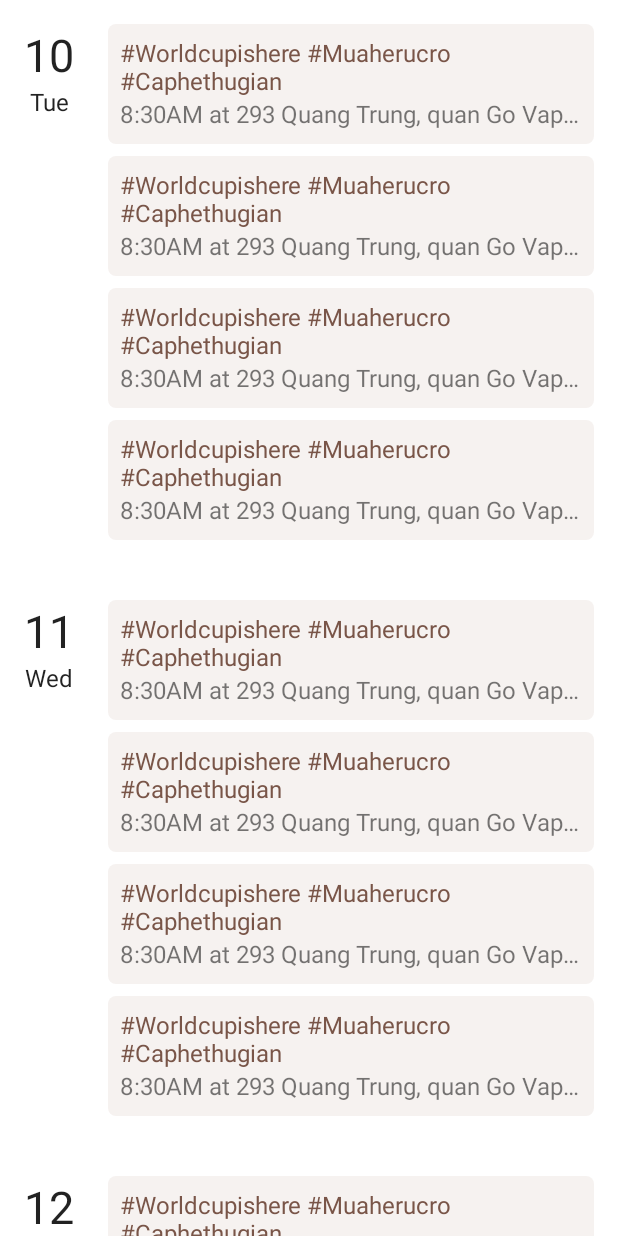
After one commit to ziggy192/Coffriend, an Android app: the fragment FollowingsFragment shown on its own in the app's theme, on a phone screen of 412 x 824 dp. The commit adds this screen. Run offline under Robolectric (Android 15) with nearby library versions, the phone set to English and light mode, and no system bars; our stand-ins replace EventBus.

Commit message:
Add FollowingsFragment & EventBus Library

```diff
--- a/app/build.gradle
+++ b/app/build.gradle
@@ -31,4 +31,5 @@ dependencies {
     implementation 'de.hdodenhof:circleimageview:2.2.0'
     implementation 'com.github.arimorty:floatingsearchview:2.1.1'
     implementation 'com.github.sundeepk:compact-calendar-view:3.0.0'
+    implementation 'org.greenrobot:eventbus:3.1.1'
 }
--- /dev/null
+++ b/app/src/main/java/com/ziggy/coffriend/FollowingsFragment.java
@@ -0,0 +1,164 @@
+package com.ziggy.coffriend;
+
+
+import android.content.Context;
+import android.content.Intent;
+import android.os.Bundle;
+import android.support.annotation.NonNull;
+import android.support.annotation.Nullable;
+import android.support.v4.app.Fragment;
+import android.support.v7.widget.LinearLayoutManager;
+import android.support.v7.widget.RecyclerView;
+import android.util.Log;
+import android.view.LayoutInflater;
+import android.view.View;
+import android.view.ViewGroup;
+import android.widget.TextView;
+
+import org.greenrobot.eventbus.EventBus;
+
+import java.io.Console;
+import java.text.SimpleDateFormat;
+import java.util.Calendar;
+import java.util.Date;
+
+import static android.support.constraint.Constraints.TAG;
+import static com.ziggy.coffriend.FollowingsFragment.FollowingsAdapter.TODAY_POSITION_IN_LIST;
+
+
+/**
+ * A simple {@link Fragment} subclass.
+ */
+public class FollowingsFragment extends Fragment implements AppBaseActivity.ScrollController {
+    public static final String TAG = FollowingsFragment.class.toString();
+
+    public FollowingsFragment() {
+        // Required empty public constructor
+    }
+
+    RecyclerView recyclerView;
+    private int currentMonth = 0;
+
+    @Override
+    public View onCreateView(LayoutInflater inflater, ViewGroup container,
+                             Bundle savedInstanceState) {
+        // Inflate the layout for this fragment
+        return inflater.inflate(R.layout.fragment_followings, container, false);
+    }
+
+    @Override
+    public void onViewCreated(View view, @Nullable Bundle savedInstanceState) {
+        super.onViewCreated(view, savedInstanceState);
+        recyclerView = view.findViewById(R.id.rvFollowings);
+        recyclerView.setLayoutManager(new LinearLayoutManager(getActivity()));
+        FollowingsAdapter adapter = new FollowingsAdapter();
+        recyclerView.setAdapter(adapter);
+
+        recyclerView.scrollToPosition(TODAY_POSITION_IN_LIST);
+        recyclerView.setOnScrollListener(new RecyclerView.OnScrollListener() {
+            @Override
+            public void onScrollStateChanged(@NonNull RecyclerView recyclerView, int newState) {
+                super.onScrollStateChanged(recyclerView, newState);
+            }
+
+            @Override
+            public void onScrolled(@NonNull RecyclerView recyclerView, int dx, int dy) {
+                super.onScrolled(recyclerView, dx, dy);
+                int position = ((LinearLayoutManager) recyclerView.getLayoutManager())
+                        .findFirstCompletelyVisibleItemPosition();
+                if (position == -1) {
+                    return;
+                }
+                FollowingModel model = new FollowingModel(position);
+                Log.d(TAG, String.format("onScrolled: firstVisiblePosition=%d, currentMonth=%d,newMonth=%d"
+                        , position, currentMonth, model.calendar.get(Calendar.MONTH)));
+
+                if (model.calendar.get(Calendar.MONTH) != currentMonth) {
+                    currentMonth = model.calendar.get(Calendar.MONTH);
+                    SimpleDateFormat dateFormat = new SimpleDateFormat();
+                    dateFormat.applyPattern("MMMM");
+                    String month = dateFormat.format(model.calendar.getTime());
+                    EventBus.getDefault().post(new AppBaseActivity.MonthChangedEvent(month));
+                }
+
+            }
+        });
+
+    }
+
+    @Override
+    public void scrollToToday() {
+        recyclerView.smoothScrollToPosition(TODAY_POSITION_IN_LIST);
+    }
+
+    private static class ViewHolder extends RecyclerView.ViewHolder {
+
+        TextView tvDate;
+        TextView tvDay;
+        public ViewHolder(@NonNull View itemView) {
+            super(itemView);
+            tvDate = itemView.findViewById(R.id.tvDate);
+            tvDay = itemView.findViewById(R.id.tvDay);
+
+        }
+
+        public void bind(FollowingModel model) {
+            SimpleDateFormat dateFormat = new SimpleDateFormat();
+            dateFormat.applyPattern("EEE");
+            String day = dateFormat.format(model.calendar.getTime());
+            tvDay.setText(day);
+            Log.d(TAG, "bind: Day = " + day);
+
+            dateFormat.applyPattern("dd");
+            String date = dateFormat.format(model.calendar.getTime());
+            tvDate.setText(date);
+            Log.d(TAG, "bind: Date = " + date);
+        }
+    }
+
+    public static class FollowingsAdapter extends RecyclerView.Adapter<ViewHolder> {
+
+        private static final int MAX_LIST_LENGTH = 100;
+        public static final int TODAY_POSITION_IN_LIST =   50;
+
+
+
+        @Override
+        public ViewHolder onCreateViewHolder(ViewGroup parent, int viewType) {
+            return new ViewHolder(
+                    LayoutInflater.from(parent.getContext())
+                            .inflate(R.layout.item_followings_list, parent, false));
+        }
+
+        @Override
+        public void onBindViewHolder(@NonNull ViewHolder viewHolder, int i) {
+
+            //generate Model by position, no list needed
+            FollowingModel model =new FollowingModel(i);
+            viewHolder.bind(model);
+        }
+
+
+        @Override
+        public int getItemCount() {
+            return MAX_LIST_LENGTH;
+        }
+
+    }
+
+    private static class FollowingModel {
+        public Calendar calendar;
+
+        public FollowingModel(Calendar calendar) {
+            this.calendar = calendar;
+        }
+
+        public FollowingModel(int position) {
+            int addAmount = position - TODAY_POSITION_IN_LIST;
+            calendar = Calendar.getInstance();
+            calendar.add(Calendar.DATE, addAmount);
+        }
+    }
+
+
+}
--- /dev/null
+++ b/app/src/main/res/drawable/ic_baseline_today_24px.xml
@@ -0,0 +1,10 @@
+<vector xmlns:android="http://schemas.android.com/apk/res/android"
+    android:width="24dp"
+    android:height="24dp"
+    android:alpha="0.52"
+    android:viewportWidth="24"
+    android:viewportHeight="24">
+  <path
+      android:fillColor="#FF000000"
+      android:pathData="M19,3h-1L18,1h-2v2L8,3L8,1L6,1v2L5,3c-1.11,0 -1.99,0.9 -1.99,2L3,19c0,1.1 0.89,2 2,2h14c1.1,0 2,-0.9 2,-2L21,5c0,-1.1 -0.9,-2 -2,-2zM19,19L5,19L5,8h14v11zM7,10h5v5L7,15z"/>
+</vector>
--- /dev/null
+++ b/app/src/main/res/drawable/rectangle_followings_events.xml
@@ -0,0 +1,7 @@
+<?xml version="1.0" encoding="utf-8"?>
+<shape xmlns:android="http://schemas.android.com/apk/res/android">
+    <solid android:color="@color/colorLightBrownAlpha" />
+    <corners android:radius="5dp" />
+
+
+</shape>
--- /dev/null
+++ b/app/src/main/res/drawable/ripple_rectangle_following_events.xml
@@ -0,0 +1,5 @@
+<?xml version="1.0" encoding="utf-8"?>
+<ripple android:color="@color/colorTextSecondary" xmlns:android="http://schemas.android.com/apk/res/android">
+    <item android:drawable="@drawable/rectangle_followings_events" />
+
+</ripple>
--- a/app/src/main/res/layout/activity_chat.xml
+++ b/app/src/main/res/layout/activity_chat.xml
@@ -6,6 +6,7 @@
     android:layout_height="match_parent"
     android:focusable="true"
     android:focusableInTouchMode="true"
+    android:background="@color/white"
     tools:context=".ChatActivity">
 
     <RelativeLayout
--- a/app/src/main/res/layout/activity_chat_list.xml
+++ b/app/src/main/res/layout/activity_chat_list.xml
@@ -5,6 +5,7 @@
     android:layout_width="match_parent"
     android:layout_height="match_parent"
     android:theme="@style/Theme.MaterialComponents.Light.DarkActionBar"
+    android:background="@color/white"
     tools:context=".ChatListActivity">
 
     <ListView
--- a/app/src/main/res/layout/chat_item_layout.xml
+++ b/app/src/main/res/layout/chat_item_layout.xml
@@ -2,6 +2,7 @@
 <RelativeLayout xmlns:android="http://schemas.android.com/apk/res/android"
     android:layout_width="match_parent"
     android:layout_height="match_parent"
+    android:background="@drawable/custom_ripple"
     android:paddingLeft="20dp"
     android:paddingRight="20dp"
     android:paddingTop="5dp"
--- /dev/null
+++ b/app/src/main/res/layout/fragment_followings.xml
@@ -0,0 +1,15 @@
+<?xml version="1.0" encoding="utf-8"?>
+<FrameLayout xmlns:android="http://schemas.android.com/apk/res/android"
+    xmlns:tools="http://schemas.android.com/tools"
+    android:layout_width="match_parent"
+    android:layout_height="match_parent"
+    android:background="@color/white"
+    tools:context=".FollowingsFragment">
+
+    <!-- TODO: Update blank fragment layout -->
+    <android.support.v7.widget.RecyclerView
+        android:id="@+id/rvFollowings"
+        android:layout_width="match_parent"
+        android:layout_height="wrap_content"></android.support.v7.widget.RecyclerView>
+
+</FrameLayout>
--- /dev/null
+++ b/app/src/main/res/layout/item_following_event.xml
@@ -0,0 +1,38 @@
+<?xml version="1.0" encoding="utf-8"?>
+<android.support.constraint.ConstraintLayout xmlns:android="http://schemas.android.com/apk/res/android"
+    android:layout_width="match_parent"
+    android:layout_height="match_parent"
+    android:background="@drawable/ripple_rectangle_following_events"
+    android:clickable="true"
+    android:focusable="true"
+    android:onClick="gotoHostDetail"
+    xmlns:app="http://schemas.android.com/apk/res-auto">
+
+
+
+    <TextView
+        android:id="@+id/tvHashtag"
+        app:layout_constraintLeft_toLeftOf="parent"
+        app:layout_constraintTop_toTopOf="parent"
+        android:layout_marginLeft="8dp"
+        android:layout_marginTop="8dp"
+        android:layout_width="wrap_content"
+        android:layout_height="wrap_content"
+
+        android:text="#Worldcupishere #Muaherucro
+#Caphethugian"
+        android:textColor="@color/colorPrimaryBrown" />
+    <TextView
+        app:layout_constraintTop_toBottomOf="@id/tvHashtag"
+        app:layout_constraintLeft_toLeftOf="parent"
+        android:layout_marginLeft="8dp"
+        android:layout_marginBottom="8dp"
+        android:layout_marginRight="8dp"
+        app:layout_constraintRight_toRightOf="parent"
+        android:textColor="@color/colorTextSecondary"
+        android:text="8:30AM at 293 Quang Trung, quan Go Vap, TP.HCM"
+        android:ellipsize="end"
+        android:singleLine="true"
+        android:layout_width="match_parent"
+        android:layout_height="wrap_content" />
+</android.support.constraint.ConstraintLayout>
--- /dev/null
+++ b/app/src/main/res/layout/item_followings_list.xml
@@ -0,0 +1,57 @@
+<?xml version="1.0" encoding="utf-8"?>
+<android.support.constraint.ConstraintLayout xmlns:android="http://schemas.android.com/apk/res/android"
+    xmlns:app="http://schemas.android.com/apk/res-auto"
+    android:layout_width="match_parent"
+    android:layout_height="wrap_content"
+    android:paddingHorizontal="16dp"
+    android:paddingVertical="16dp">
+
+    <TextView
+        android:id="@+id/tvDate"
+        android:layout_width="wrap_content"
+        android:layout_height="wrap_content"
+        android:text="25"
+        android:textSize="30sp"
+        app:layout_constraintLeft_toLeftOf="parent"
+        app:layout_constraintTop_toTopOf="parent" />
+
+    <TextView
+        android:id="@+id/tvDay"
+        android:layout_width="wrap_content"
+        android:layout_height="wrap_content"
+        android:text="Wed"
+        app:layout_constraintLeft_toLeftOf="@id/tvDate"
+        app:layout_constraintRight_toRightOf="@id/tvDate"
+        app:layout_constraintTop_toBottomOf="@id/tvDate" />
+
+    <LinearLayout
+        android:layout_width="match_parent"
+        android:layout_height="wrap_content"
+        android:layout_marginLeft="56dp"
+        android:orientation="vertical"
+        app:layout_constraintLeft_toLeftOf="parent"
+        app:layout_constraintTop_toTopOf="parent">
+
+        <include
+        layout="@layout/item_following_event"
+        android:layout_marginBottom="8dp"
+        android:layout_width="match_parent"
+        android:layout_height="80dp" />
+        <include
+            layout="@layout/item_following_event"
+            android:layout_marginBottom="8dp"
+            android:layout_width="match_parent"
+            android:layout_height="80dp" />
+        <include
+            layout="@layout/item_following_event"
+            android:layout_marginBottom="8dp"
+            android:layout_width="match_parent"
+            android:layout_height="80dp" />
+        <include
+            layout="@layout/item_following_event"
+            android:layout_marginBottom="8dp"
+            android:layout_width="match_parent"
+            android:layout_height="80dp" />
+    </LinearLayout>
+
+</android.support.constraint.ConstraintLayout>
--- /dev/null
+++ b/app/src/main/res/menu/bottom_app_bar_menu_followings.xml
@@ -0,0 +1,45 @@
+<?xml version="1.0" encoding="utf-8"?>
+<menu xmlns:android="http://schemas.android.com/apk/res/android"
+    xmlns:app="http://schemas.android.com/apk/res-auto">
+    <group>
+        <item
+            android:id="@+id/nav_dummy1"
+            android:enabled="false"
+            android:icon="@android:color/transparent"
+            android:title="Today"
+            app:showAsAction="always"
+
+            />
+        <item
+            android:id="@+id/nav_dummy2"
+            android:enabled="false"
+            android:icon="@android:color/transparent"
+            android:title="Today"
+            app:showAsAction="always"
+
+            />
+            <item
+                android:id="@+id/nav_dummy3"
+                android:enabled="false"
+                android:icon="@android:color/transparent"
+                android:title="Today"
+                app:showAsAction="always"
+
+                />
+        <item
+            android:id="@+id/nav_today"
+            android:enabled="true"
+            android:icon="@drawable/ic_baseline_today_24px"
+            android:title="Today"
+            app:showAsAction="always"
+
+            />
+        <item
+            android:id="@+id/nav_message"
+            android:icon="@drawable/ic_chat"
+            android:title="Messenger"
+            app:showAsAction="always"
+
+            />
+    </group>
+</menu>
--- a/app/src/main/res/values/colors.xml
+++ b/app/src/main/res/values/colors.xml
@@ -5,6 +5,8 @@
     <color name="colorAccent">#FF4081</color>
     <color name="colorPrimaryBrown">#795548</color>
     <color name="colorLightBrown">#CFBCB6</color>
+    <color name="colorLightBrownAlpha">#33CFBCB6</color>
+
     <color name="colorBlueHashtag">#03A9F4</color>
     <color name="colorTextPrimary">#DD000000</color>
     <color name="colorTextSecondary">#88000000</color>
```
Also changed, not shown: app/src/main/java/com/ziggy/coffriend/AppBaseActivity.java (+114 -60 lines), app/src/main/res/layout/activity_app_base.xml (+19 -2 lines), 1 other file.
